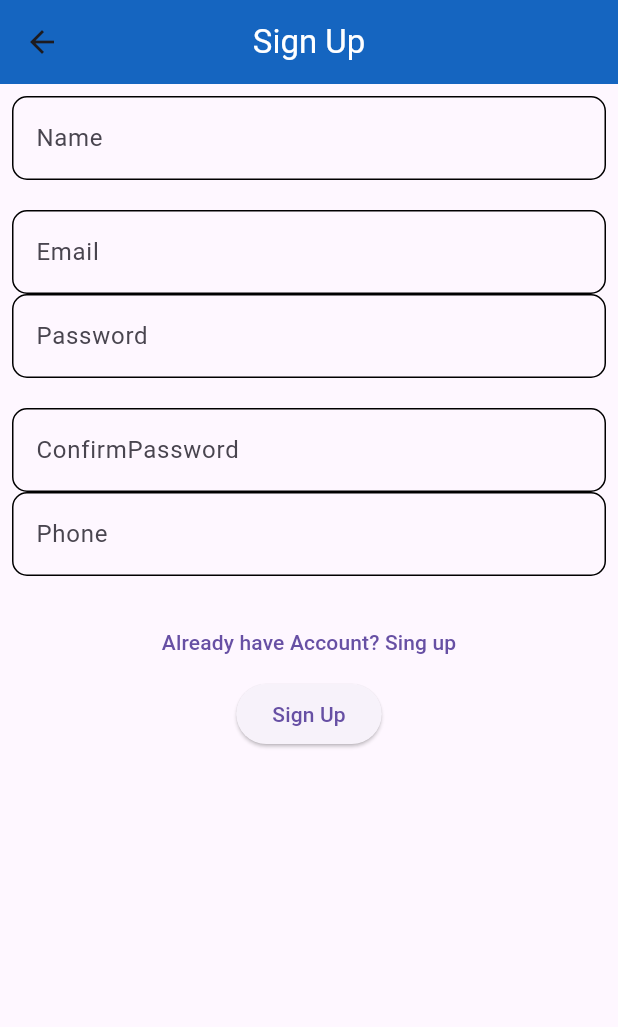
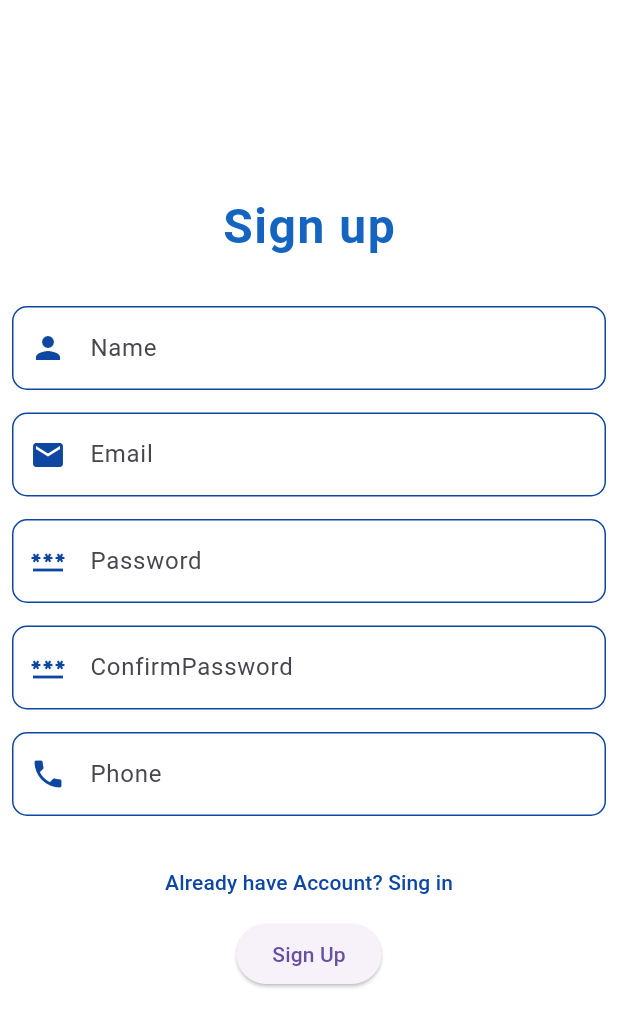
Before and after one commit to Krupaparmar30/chat_app, a Flutter app: the screen it shows after launch, after a tap on "Dont have Account? Sing up", on a phone screen of 412 x 824 dp. Shown: the top 1027 px of the screen. Run offline on Flutter 3.47's test engine with Material 3 defaults, Android fonts, the phone set to English and light mode, and no system bars; our stand-ins replace cloud_firestore, firebase_auth, firebase_core, get, google_sign_in, sign_in_button; accounts and stored records are empty.

Commit message:
radhe krishna ra

```diff
--- a/lib/views/auth/sign_in/sign_in.dart
+++ b/lib/views/auth/sign_in/sign_in.dart
@@ -15,39 +15,65 @@ class signIn extends StatelessWidget {
   Widget build(BuildContext context) {
     var controller = Get.put(AuthController());
     return Scaffold(
-      appBar: AppBar(
-        backgroundColor: Colors.blue.shade800,
-        centerTitle: true,
-        title: Text("Sign In",style: TextStyle(color: Colors.white),),
-      ),
-      body: Padding(
+      // appBar: AppBar(
+      //   backgroundColor: Colors.blue.shade800,
+      //   centerTitle: true,
+      //   title: Text(
+      //     "Sign In",
+      //     style: TextStyle(color: Colors.white),
+      //   ),
+      // ),
+      body: SingleChildScrollView(
+        scrollDirection: Axis.vertical,
+        child: Container(
+          height: 800,
+          width: 500,
+         color: Colors.white,
+          child: Padding(
             padding: const EdgeInsets.all(8.0),
             child: Column(
-          mainAxisAlignment: MainAxisAlignment.center,
               children: [
+                SizedBox(height: 150),
+            Text(
+                "Login",
+                style: TextStyle(color: Colors.blue.shade800,fontSize: 32,letterSpacing: 1,fontWeight: FontWeight.bold),
+              ),
+                SizedBox(height: 50),
+
                 TextField(
                   controller: controller.txtEmail,
                   decoration: InputDecoration(
+                    prefixIcon: Icon(Icons.email,color: Colors.blue.shade900,),
                       labelText: "Email",
+                      labelStyle: TextStyle(color: Colors.blue.shade900
+                  ),
                       enabledBorder: OutlineInputBorder(
                           borderRadius: BorderRadius.circular(10),
-                      borderSide: BorderSide(color: Colors.black)),
+                          borderSide: BorderSide(color: Colors.blue.shade900),
+
+                      ),
                       focusedBorder: OutlineInputBorder(
-                      borderSide: BorderSide(color: Colors.black),
+
+                          borderSide: BorderSide(color: Colors.blue.shade900),
                           borderRadius: BorderRadius.circular(10))),
                 ),
                 SizedBox(
-              height:20,
+                  height: 20,
                 ),
                 TextField(
                   controller: controller.txtPassword,
                   decoration: InputDecoration(
+                      prefixIcon: Icon(Icons.password,color: Colors.blue.shade900,),
+
                       labelText: "Password",
+                      labelStyle: TextStyle(color: Colors.blue.shade900
+                      ),
                           enabledBorder: OutlineInputBorder(
                           borderRadius: BorderRadius.circular(10),
-                      borderSide: BorderSide(color: Colors.black)),
+                          borderSide: BorderSide(color: Colors.blue.shade900)
+                      ),
                       focusedBorder: OutlineInputBorder(
-                      borderSide: BorderSide(color: Colors.black),
+                          borderSide: BorderSide(color: Colors.blue.shade900),
                           borderRadius: BorderRadius.circular(10))),
                 ),
                 SizedBox(
@@ -57,7 +83,13 @@ class signIn extends StatelessWidget {
                     onPressed: () {
                       Get.toNamed('/signUp');
                     },
-                child: Text("Dont have Account? Sing up")),
+                    child: Padding(
+                      padding: const EdgeInsets.only(left: 100),
+                      child: Text("Dont have Account? Sing up",style: TextStyle(color: Colors.blue.shade900,fontSize: 16)),
+                    )),
+                SizedBox(
+                  height: 20,
+                ),
                 ElevatedButton(
                     onPressed: () async {
                       //user null
@@ -74,18 +106,18 @@ class signIn extends StatelessWidget {
                       }
                     },
                     child: Text("Sign In")),
-            SignInButton(Buttons.google, onPressed: (){
-
-
+              Text("Or",style: TextStyle(color: Colors.blue.shade900,fontSize: 22),),
+                SignInButton(Buttons.google, onPressed: () {
                   GoogleAuthServices.googleAuthServices.signInWithGoogle();
                   User? user = AuthService.authService.getCurrentUser();
 
                   if (user != null) {
                     Get.offAndToNamed('/home');
                   }
-
                 })
               ],
+            ),
+          ),
         ),
       ),
     );
--- a/lib/views/auth/sign_up/sign_up.dart
+++ b/lib/views/auth/sign_up/sign_up.dart
@@ -15,76 +15,118 @@ class signUp extends StatelessWidget {
   Widget build(BuildContext context) {
     var controller = Get.put(AuthController());
     return Scaffold(
-      appBar: AppBar(
-        backgroundColor: Colors.blue.shade800,
-        centerTitle: true,
-        title: Text(
-          "Sign Up",
-          style: TextStyle(color: Colors.white),
-        ),
-      ),
-      body: Padding(
+      // appBar: AppBar(
+      //   backgroundColor: Colors.blue.shade800,
+      //   centerTitle: true,
+      //   title: Text(
+      //     "Sign Up",
+      //     style: TextStyle(color: Colors.white),
+      //   ),
+      // ),
+      body: SingleChildScrollView(
+        scrollDirection: Axis.vertical,
+        child: Container(
+
+          height: 760,
+          width: 500,
+          color: Colors.white,
+          child: Padding(
             padding: const EdgeInsets.all(8.0),
             child: SingleChildScrollView(
               scrollDirection: Axis.vertical,
               child: Column(
-            mainAxisAlignment: MainAxisAlignment.center,
                 children: [
+
+                  SizedBox(height: 120),
+                  Text(
+                    "Sign up",
+                    style: TextStyle(color: Colors.blue.shade800,fontSize: 32,letterSpacing: 1,fontWeight: FontWeight.bold),
+                  ),
+                  SizedBox(height: 30),
+
+
                   TextField(
                     controller: controller.txtName,
                     decoration: InputDecoration(
+                        prefixIcon: Icon(Icons.person,color: Colors.blue.shade900,),
+
                         labelText: "Name",
                         enabledBorder: OutlineInputBorder(
                             borderRadius: BorderRadius.circular(10),
-                        borderSide: BorderSide(color: Colors.black)),
+                          borderSide: BorderSide(color: Colors.blue.shade900),
+                        ),
                         focusedBorder: OutlineInputBorder(
-                        borderSide: BorderSide(color: Colors.black),
+                            borderSide: BorderSide(color: Colors.blue.shade900),
                             borderRadius: BorderRadius.circular(10))),
                   ),
-              SizedBox(height: 20),
+                  SizedBox(height: 15),
                   TextField(
                     controller: controller.txtEmail,
                     decoration: InputDecoration(
+                        prefixIcon: Icon(Icons.email,color: Colors.blue.shade900,),
+
                         labelText: "Email",
                         enabledBorder: OutlineInputBorder(
                             borderRadius: BorderRadius.circular(10),
-                        borderSide: BorderSide(color: Colors.black)),
+                          borderSide: BorderSide(color: Colors.blue.shade900),
+
+                        ),
                         focusedBorder: OutlineInputBorder(
-                        borderSide: BorderSide(color: Colors.black),
+                            borderSide: BorderSide(color: Colors.blue.shade900),
+
                             borderRadius: BorderRadius.circular(10))),
                   ),
+                  SizedBox(height: 15),
+
                   TextField(
                     controller: controller.txtPassword,
                     decoration: InputDecoration(
+                        prefixIcon: Icon(Icons.password,color: Colors.blue.shade900,),
+
                         labelText: "Password",
                         enabledBorder: OutlineInputBorder(
                             borderRadius: BorderRadius.circular(10),
-                        borderSide: BorderSide(color: Colors.black)),
+                          borderSide: BorderSide(color: Colors.blue.shade900),
+
+                        ),
                         focusedBorder: OutlineInputBorder(
-                        borderSide: BorderSide(color: Colors.black),
+                            borderSide: BorderSide(color: Colors.blue.shade900),
+
                             borderRadius: BorderRadius.circular(10))),
                   ),
-              SizedBox(height: 20),
+                  SizedBox(height: 15),
                   TextField(
                     controller: controller.txtConfirmPassword,
                     decoration: InputDecoration(
+                        prefixIcon: Icon(Icons.password,color: Colors.blue.shade900,),
+
                         labelText: "ConfirmPassword",
                         enabledBorder: OutlineInputBorder(
                             borderRadius: BorderRadius.circular(10),
-                        borderSide: BorderSide(color: Colors.black)),
+                          borderSide: BorderSide(color: Colors.blue.shade900),
+
+                        ),
                         focusedBorder: OutlineInputBorder(
-                        borderSide: BorderSide(color: Colors.black),
+                            borderSide: BorderSide(color: Colors.blue.shade900),
+
                             borderRadius: BorderRadius.circular(10))),
                   ),
+                  SizedBox(height: 15),
+
                   TextField(
                     controller: controller.txtPhone,
                     decoration: InputDecoration(
+                        prefixIcon: Icon(Icons.phone,color: Colors.blue.shade900,),
+
                         labelText: "Phone",
                         enabledBorder: OutlineInputBorder(
                             borderRadius: BorderRadius.circular(10),
-                        borderSide: BorderSide(color: Colors.black)),
+                          borderSide: BorderSide(color: Colors.blue.shade900),
+
+                        ),
                         focusedBorder: OutlineInputBorder(
-                        borderSide: BorderSide(color: Colors.black),
+                            borderSide: BorderSide(color: Colors.blue.shade900),
+
                             borderRadius: BorderRadius.circular(10))),
                   ),
                   SizedBox(
@@ -94,7 +136,7 @@ class signUp extends StatelessWidget {
                       onPressed: () {
                         Get.back();
                       },
-                  child: Text("Already have Account? Sing up")),
+                      child: Text("Already have Account? Sing in",style: TextStyle(color: Colors.blue.shade900),)),
                   ElevatedButton(
                       onPressed: () {
                         if (controller.txtPassword.text ==
@@ -125,6 +167,8 @@ class signUp extends StatelessWidget {
               ),
             ),
           ),
+        ),
+      ),
     );
   }
 }
--- /dev/null
+++ b/lib/views/splesh_page/splesh_page.dart
@@ -0,0 +1,23 @@
+
+
+import 'package:flutter/material.dart';
+
+class spleshScreen extends StatelessWidget {
+  const spleshScreen({super.key});
+
+  @override
+  Widget build(BuildContext context) {
+    return Container(
+      height: 700,
+      width: 500,
+      decoration: BoxDecoration(
+
+        image: DecorationImage(
+
+            fit: BoxFit.cover,
+
+            image: AssetImage('assets/images/sp2.png'))
+      ),
+    );
+  }
+}
--- a/pubspec.yaml
+++ b/pubspec.yaml
@@ -68,6 +68,8 @@ flutter:
   # assets:
   #   - images/a_dot_burr.jpeg
   #   - images/a_dot_ham.jpeg
+  assets:
+    - assets/images/
 
   # An image asset can refer to one or more resolution-specific "variants", see
   # https://flutter.dev/to/resolution-aware-images
```
Also changed, not shown: assets/images/bg2.jpg (added), assets/images/sp2.png (added). Lines whose indentation alone changed are shown as unchanged.
